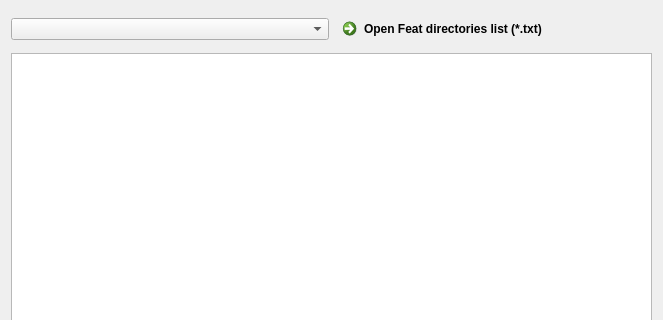
singlakdeepak/funcConn, file funcConnGUI/editfeat.ui: the form before one commit; both pictures show x 0 to 663 and y 0 to 320 of the 663 by 506 pixel window.
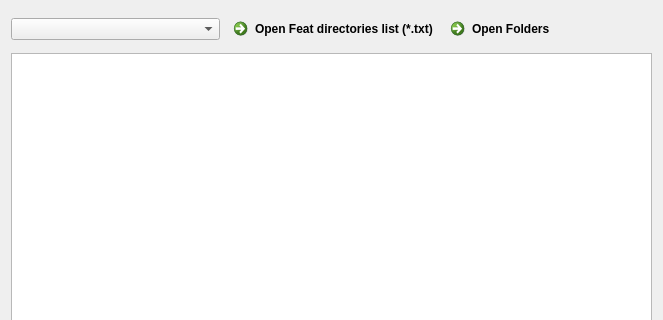
The form after the commit.

The edit to the form file:
```diff
--- a/funcConnGUI/editfeat.ui
+++ b/funcConnGUI/editfeat.ui
@@ -26,6 +26,13 @@
        </property>
       </widget>
      </item>
+     <item>
+      <widget class="QCommandLinkButton" name="commandLinkButton">
+       <property name="text">
+        <string>Open Folders</string>
+       </property>
+      </widget>
+     </item>
     </layout>
    </item>
    <item>
```
